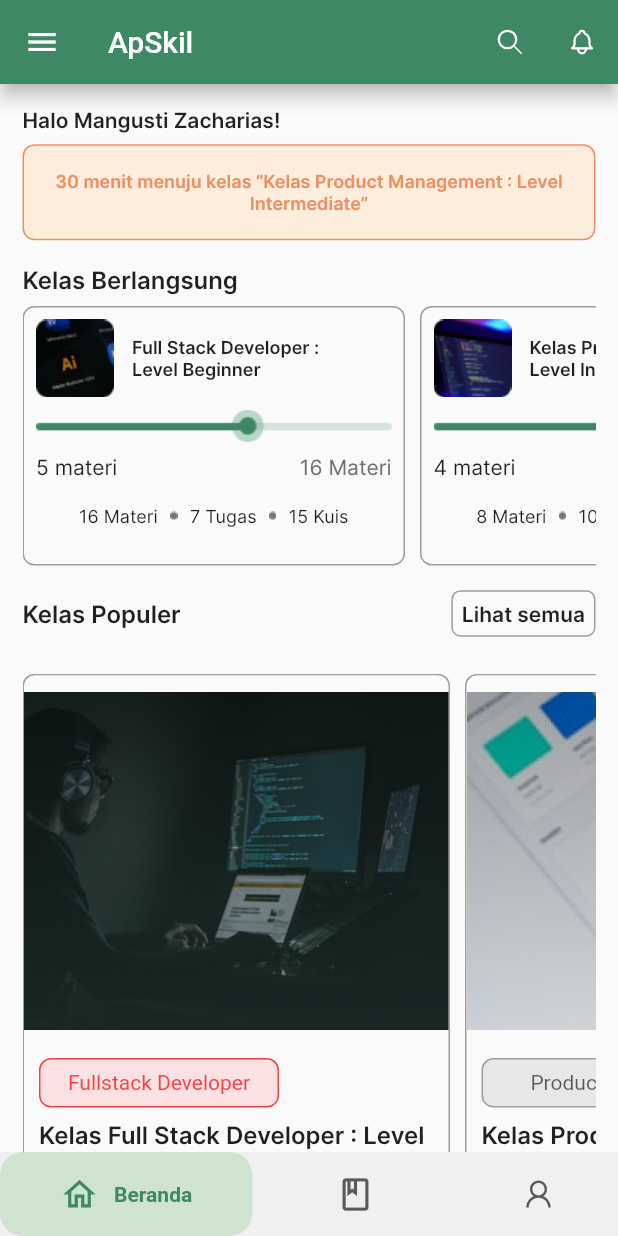
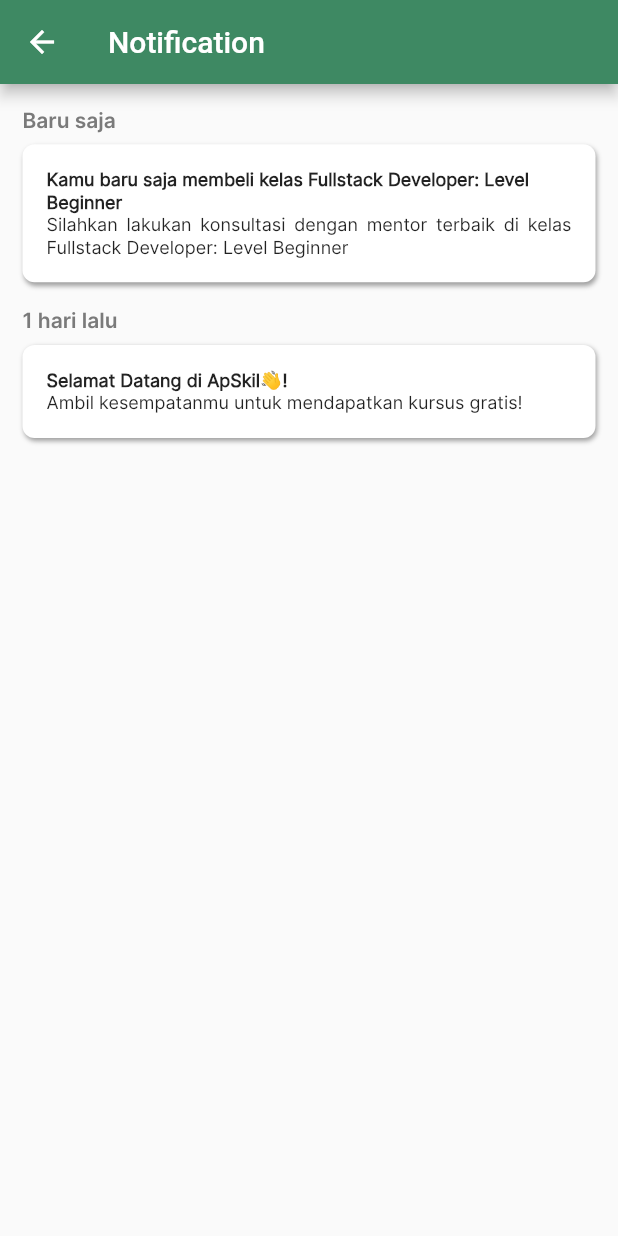
Before and after one commit to IGustiFajar/3G-PAPB, a Flutter app: the BerandaPage screen opened by its route, after a tap on an icon or button, on a phone screen of 412 x 824 dp. Run offline on Flutter 3.47's test engine with Material 2 defaults, Android fonts, the phone set to English and light mode, and no system bars; drawn by our look-alikes of google_nav_bar; our stand-ins replace curved_navigation_bar, flutter_screenutil, flutter_svg, get, rflutter_alert, sliding_up_panel.

Commit message:
added new page NotificationPage

```diff
--- a/edutech/lib/main.dart
+++ b/edutech/lib/main.dart
@@ -1,4 +1,5 @@
 import 'package:edutech/pages/BerandaPage.dart';
+import 'package:edutech/pages/NotificationPage.dart';
 import 'package:edutech/pages/detailKelasPage.dart';
 import 'package:edutech/pages/materiPage.dart';
 import 'package:edutech/pages/profilePage.dart';
@@ -74,6 +75,10 @@ class MyApp extends StatelessWidget {
           name: '/materi',
           page: () => const MateriPage(),
         ),
+        GetPage(
+          name: '/notification',
+          page: () => const NotificationPage(),
+        ),
       ],
       home: LauncherPage(),
     );
--- a/edutech/lib/pages/BerandaPage.dart
+++ b/edutech/lib/pages/BerandaPage.dart
@@ -1,59 +1,10 @@
-import 'package:google_nav_bar/google_nav_bar.dart';
 import 'package:flutter/material.dart';
 import 'package:flutter_svg/flutter_svg.dart';
 import 'package:edutech/pages/kelasPage.dart';
 import 'package:get/get.dart';
-import 'package:line_icons/line_icons.dart';
 
 class BerandaPage extends StatelessWidget {
   const BerandaPage({super.key});
-
-  Container MyArticles(String imageVal, String heading, String subHeading) {
-    return Container(
-      width: 250,
-      child: Card(
-        elevation: 2,
-        child: Wrap(
-          // direction: Axis.vertical,
-          children: <Widget>[
-            Padding(
-              padding: const EdgeInsets.all(15.0),
-              child: Center(
-                child: Image(
-                  image:
-                      ResizeImage(AssetImage(imageVal), width: 75, height: 75),
-                  alignment: Alignment.center,
-                ),
-              ),
-            ),
-            ListTile(
-              title: Text(heading),
-              subtitle: Text(subHeading),
-            ),
-            Row(
-              mainAxisAlignment: MainAxisAlignment.start,
-              children: [
-                SizedBox(width: 15),
-                Icon(
-                  Icons.star,
-                  color: Colors.green,
-                  size: 16,
-                ),
-                Icon(
-                  Icons.star,
-                  color: Colors.green,
-                  size: 16,
-                ),
-                Icon(Icons.star, color: Colors.green, size: 16),
-                const Icon(Icons.star, color: Colors.grey, size: 16),
-                const Icon(Icons.star, color: Colors.grey, size: 16),
-              ],
-            ),
-          ],
-        ),
-      ),
-    );
-  }
 
   @override
   Widget build(BuildContext context) {
@@ -96,7 +47,9 @@ class BerandaPage extends StatelessWidget {
               ),
             ),
             IconButton(
-              onPressed: () {},
+              onPressed: (() {
+                Get.toNamed('/notification');
+              }),
               icon: SvgPicture.asset(
                 'images/bell.svg',
                 color: Colors.white,
@@ -1342,51 +1295,11 @@ class BerandaPage extends StatelessWidget {
                     ],
                   ),
           ),
-        ),
-        bottomNavigationBar: GNav(
-            backgroundColor: Color.fromARGB(17, 107, 107, 107),
-            rippleColor: Color.fromARGB(
-                255, 62, 137, 99), // tab button ripple color when pressed
-            hoverColor:
-                Color.fromARGB(59, 62, 137, 99), // tab button hover color
-            haptic: true, // haptic feedback
-            tabBorderRadius: 15,
-            // tabActiveBorder: Border.all(
-            //     color: Color.fromARGB(255, 62, 137, 99),
-            //     width: 1), // tab button border
-            curve: Curves.easeInToLinear, // tab animation curves
-            duration: Duration(milliseconds: 100), // tab animation duration
-            gap: 10, // the tab button gap between icon and text
-            color: Color.fromARGB(255, 90, 90, 90), // unselected icon color
-            activeColor: Color.fromARGB(
-                255, 62, 137, 99), // selected icon and text color
-            iconSize: 26, // tab button icon size
-            tabBackgroundColor: Color.fromARGB(28, 76, 175, 79)
-                .withOpacity(0.2), // selected tab background color
-            padding: EdgeInsets.symmetric(
-                horizontal: 40, vertical: 15), // navigation bar padding
-            tabs: [
-              GButton(
-                onPressed: () {
-                  Get.toNamed('/beranda');
-                },
-                icon: Icons.home_outlined,
-                text: 'Beranda',
-              ),
-              GButton(
-                onPressed: () {
-                  Get.toNamed('/kelas');
-                },
-                icon: Icons.book_outlined,
-                text: 'Kelas',
-              ),
-              GButton(
-                onPressed: () {
-                  Get.toNamed('/profil');
-                },
-                icon: LineIcons.user,
-                text: 'Profil',
-              ),
-            ]));
+        ));
+    // bottomNavigationBar: SalomonBottomBar(
+    //   currentIndex: _selectedIndex,
+    //   onTap: (index) => onTapNav(index),
+    //   items: navBottomItem,
+    // ));
   }
 }
--- /dev/null
+++ b/edutech/lib/pages/NotificationPage.dart
@@ -0,0 +1,116 @@
+import 'package:flutter/material.dart';
+
+class NotificationPage extends StatefulWidget {
+  const NotificationPage({Key? key}) : super(key: key);
+
+  @override
+  State<NotificationPage> createState() => _NotificationPageState();
+}
+
+class _NotificationPageState extends State<NotificationPage> {
+  @override
+  Widget build(BuildContext context) {
+    final mediaQueryHeight = MediaQuery.of(context).size.height;
+
+    final bodyHeight = mediaQueryHeight - MediaQuery.of(context).padding.top;
+    final bool isLandscape =
+        MediaQuery.of(context).orientation == Orientation.landscape;
+    return Scaffold(
+      appBar: AppBar(
+        backgroundColor: Color.fromARGB(255, 62, 137, 99),
+        title: const Text('Notification'),
+      ),
+      body: Padding(
+        padding: EdgeInsets.all(15.0),
+        child: Column(
+          crossAxisAlignment: CrossAxisAlignment.start,
+          children: [
+            Text(
+              'Baru saja',
+              style: TextStyle(
+                  color: Color.fromARGB(255, 122, 122, 122),
+                  fontSize: 14,
+                  fontFamily: 'InterSemiBold'),
+            ),
+            SizedBox(height: bodyHeight * 0.01),
+            Container(
+              width: bodyHeight * 2,
+              padding: EdgeInsets.all(16),
+              decoration: BoxDecoration(
+                color: Colors.white,
+                borderRadius: BorderRadius.circular(8),
+                boxShadow: [
+                  BoxShadow(
+                    color: Colors.grey,
+                    blurRadius: 2,
+                    offset: Offset(1, 2), // Shadow position
+                  ),
+                ],
+              ),
+              child: Column(
+                crossAxisAlignment: CrossAxisAlignment.start,
+                children: [
+                  Text(
+                    'Kamu baru saja membeli kelas Fullstack Developer: Level Beginner ',
+                    style: TextStyle(
+                        fontWeight: FontWeight.bold,
+                        fontFamily: 'InterRegular',
+                        fontSize: 12),
+                  ),
+                  Text(
+                    'Silahkan lakukan konsultasi dengan mentor terbaik di kelas Fullstack Developer: Level Beginner',
+                    style: TextStyle(fontFamily: 'InterRegular', fontSize: 12),
+                    textAlign: TextAlign.justify,
+                  )
+                ],
+              ),
+            ),
+            SizedBox(
+              height: bodyHeight * 0.02,
+            ),
+            Text(
+              '1 hari lalu',
+              style: TextStyle(
+                  color: Color.fromARGB(255, 122, 122, 122),
+                  fontSize: 14,
+                  fontFamily: 'InterSemiBold'),
+            ),
+            SizedBox(height: bodyHeight * 0.01),
+            Container(
+              width: bodyHeight * 2,
+              padding: EdgeInsets.all(16),
+              decoration: BoxDecoration(
+                color: Colors.white,
+                borderRadius: BorderRadius.circular(8),
+                boxShadow: [
+                  BoxShadow(
+                    color: Colors.grey,
+                    blurRadius: 2,
+                    offset: Offset(1, 2), // Shadow position
+                  ),
+                ],
+              ),
+              child: Column(
+                crossAxisAlignment: CrossAxisAlignment.start,
+                children: [
+                  Text(
+                    'Selamat Datang di ApSkil👋!',
+                    style: TextStyle(
+                        fontWeight: FontWeight.bold,
+                        fontFamily: 'InterRegular',
+                        fontSize: 12),
+                  ),
+                  Text(
+                    'Ambil kesempatanmu untuk mendapatkan kursus gratis!',
+                    style: TextStyle(fontFamily: 'InterRegular', fontSize: 12),
+                    textAlign: TextAlign.justify,
+                  )
+                ],
+              ),
+            ),
+          ],
+        ),
+      ),
+    );
+  }
+}
--- a/edutech/pubspec.yaml
+++ b/edutech/pubspec.yaml
@@ -41,6 +41,7 @@ dependencies:
   google_nav_bar: ^5.0.6
   line_icons: ^2.0.1
   persistent_bottom_nav_bar: ^5.0.2
+  salomon_bottom_bar: ^3.3.1
 
 
   # The following adds the Cupertino Icons font to your application.
```
Also changed, not shown: edutech/pubspec.lock.
